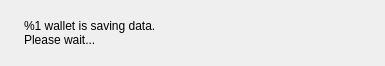
First picture: the form in src/gui/ui/exitwidget.ui, repository mygirl8893/Catalyst-Classic-3.0.4, before the edit.
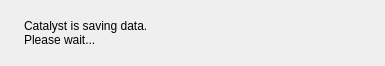
Second picture: the form after the edit.

```diff
--- a/src/gui/ui/exitwidget.ui
+++ b/src/gui/ui/exitwidget.ui
@@ -24,7 +24,7 @@
    <item>
     <widget class="QLabel" name="m_label">
      <property name="text">
-      <string>%1 wallet is saving data.
+      <string>Catalyst is saving data.
 Please wait...</string>
      </property>
     </widget>
```
